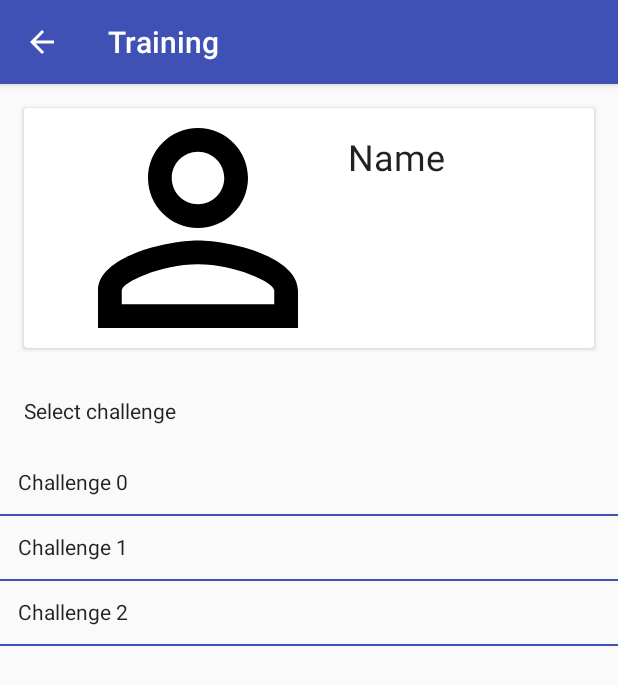
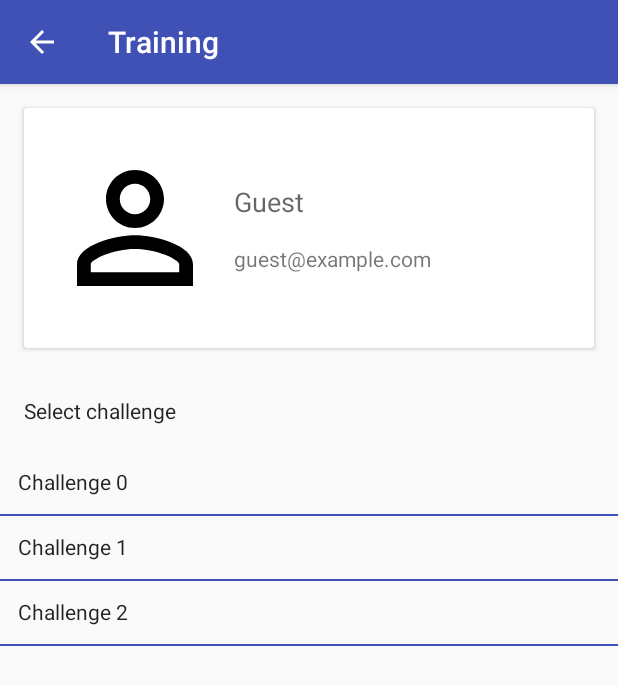
Before and after one commit to nearchos/aMazeChallenge, an Android app: the TrainingActivity screen opened directly, with no data from a screen before it, on a phone screen of 412 x 824 dp. Shown: the top 685 px of the screen. Run offline under Robolectric (Android 15) with nearby library versions, the phone set to English and light mode, and no system bars.

Commit message:
Some layout updates to the profile view

```diff
--- a/android/app/build.gradle
+++ b/android/app/build.gradle
@@ -8,7 +8,7 @@
         minSdkVersion 19
         targetSdkVersion 26
         versionCode 1
-        versionName "0.4"
+        versionName "0.5"
         testInstrumentationRunner "android.support.test.runner.AndroidJUnitRunner"
         vectorDrawables.useSupportLibrary = true
     }
--- a/android/app/src/main/java/org/inspirecenter/amazechallenge/ui/TrainingActivity.java
+++ b/android/app/src/main/java/org/inspirecenter/amazechallenge/ui/TrainingActivity.java
@@ -9,6 +9,8 @@
 import android.support.v7.widget.LinearLayoutManager;
 import android.support.v7.widget.RecyclerView;
 import android.util.Log;
+import android.widget.ImageView;
+import android.widget.TextView;
 import android.widget.Toast;
 
 import org.inspirecenter.amazechallenge.R;
@@ -29,6 +31,9 @@
 import java.util.Map;
 import java.util.Scanner;
 
+import static org.inspirecenter.amazechallenge.ui.PersonalizeActivity.PREFERENCE_KEY_EMAIL;
+import static org.inspirecenter.amazechallenge.ui.PersonalizeActivity.PREFERENCE_KEY_NAME;
+
 public class TrainingActivity extends AppCompatActivity implements ChallengeAdapter.OnChallengeSelectedListener {
 
     public static final String CHALLENGES_PATH = "challenges";
@@ -40,6 +45,16 @@
 
         final ActionBar actionBar = getActionBar();
         if(actionBar != null) actionBar.setDisplayHomeAsUpEnabled(true);
+
+        final ImageView userImageView = findViewById(R.id.activity_training_user_image);
+        // todo set selected image/avatar
+        final String name = PreferenceManager.getDefaultSharedPreferences(this).getString(PREFERENCE_KEY_NAME, getString(R.string.Guest));
+        final TextView nameTextView = findViewById(R.id.activity_training_user_name);
+        nameTextView.setText(name);
+        final String email = PreferenceManager.getDefaultSharedPreferences(this).getString(PREFERENCE_KEY_EMAIL, getString(R.string.Guest_email));
+        final TextView emailTextView = findViewById(R.id.activity_training_user_email);
+        emailTextView.setText(email);
+        // todo set selected color to image/avatar and possible the name/email
 
         final RecyclerView challengesRecyclerView = findViewById(R.id.activity_training_mazes_list_view);
         challengesRecyclerView.setLayoutManager(new LinearLayoutManager(this));
@@ -74,7 +89,7 @@
         final String code = sharedPreferences.getString(BlocklyActivity.KEY_ALGORITHM_ACTIVITY_CODE, "");
         parametersMap.put(InterpretedMazeSolver.PARAMETER_KEY_CODE, code);
 
-        final String name = sharedPreferences.getString(PersonalizeActivity.PREFERENCE_KEY_NAME, "Guest");
+        final String name = sharedPreferences.getString(PREFERENCE_KEY_NAME, "Guest");
         final ShapeColor shapeColor = ShapeColor.PLAYER_COLOR_RED; // todo enable user selection
         final Shape shape = Shape.TRIANGLE; // todo enable user selection
         final Player player = new Player(name, shapeColor, shape, InterpretedMazeSolver.class);
--- a/android/app/src/main/res/layout/activity_training.xml
+++ b/android/app/src/main/res/layout/activity_training.xml
@@ -1,5 +1,6 @@
 <?xml version="1.0" encoding="utf-8"?>
 <LinearLayout xmlns:android="http://schemas.android.com/apk/res/android"
+    xmlns:app="http://schemas.android.com/apk/res-auto"
     xmlns:tools="http://schemas.android.com/tools"
     android:orientation="vertical"
     android:layout_width="match_parent"
@@ -11,13 +12,46 @@
         android:layout_width="match_parent"
         android:layout_height="@dimen/nav_header_height">
 
-        <TextView
-            android:text="@string/Name"
-            style="@style/TextAppearance.AppCompat.Headline"
-            android:drawableStart="@drawable/ic_person_outline_black_24dp"
-            android:padding="16dp"
-            android:layout_width="wrap_content"
-            android:layout_height="wrap_content" />
+        <LinearLayout
+            android:layout_width="match_parent"
+            android:layout_height="wrap_content"
+            android:orientation="horizontal"
+            android:padding="16dp">
+
+            <ImageView
+                android:id="@+id/activity_training_user_image"
+                android:layout_weight="1"
+                android:layout_width="0dp"
+                android:layout_height="wrap_content"
+                android:contentDescription="@string/User_image"
+                app:srcCompat="@drawable/ic_person_outline_black_24dp" />
+
+            <LinearLayout
+                android:layout_weight="2"
+                android:layout_width="0dp"
+                android:gravity="center_vertical"
+                android:orientation="vertical"
+                android:layout_height="match_parent">
+
+                <TextView
+                    android:id="@+id/activity_training_user_name"
+                    android:text="@string/Name"
+                    style="@style/TextAppearance.AppCompat.Medium"
+                    android:padding="8dp"
+                    android:layout_width="wrap_content"
+                    android:layout_height="wrap_content" />
+
+                <TextView
+                    android:id="@+id/activity_training_user_email"
+                    android:text="@string/Email"
+                    style="@style/TextAppearance.AppCompat.Small"
+                    android:padding="8dp"
+                    android:layout_width="wrap_content"
+                    android:layout_height="wrap_content" />
+
+            </LinearLayout>
+
+        </LinearLayout>
 
     </android.support.v7.widget.CardView>
 
--- a/android/app/src/main/res/values/strings.xml
+++ b/android/app/src/main/res/values/strings.xml
@@ -38,6 +38,7 @@
     <string name="NoAppsAvailable">No apps available for sharing</string>
     <string name="inspire_url">http://inspirecenter.org</string>
     <string name="Guest">Guest</string>
+    <string name="Guest_email">guest@example.com</string>
     <string name="Done">Done</string>
     <string name="Clear">Clear</string>
     <string name="Clear_code">Clear code</string>
```
Also changed, not shown: android/app/src/main/java/org/inspirecenter/amazechallenge/ui/PersonalizeActivity.java (+6 -4 lines), android/app/src/main/res/drawable/ic_favorite_border_black_24dp.xml (added, +9 -0 lines), android/app/src/main/res/layout/activity_personalize.xml (+20 -11 lines), android/app/src/main/res/drawable/ic_person_outline_black_24dp.xml (line endings or trailing spaces).
